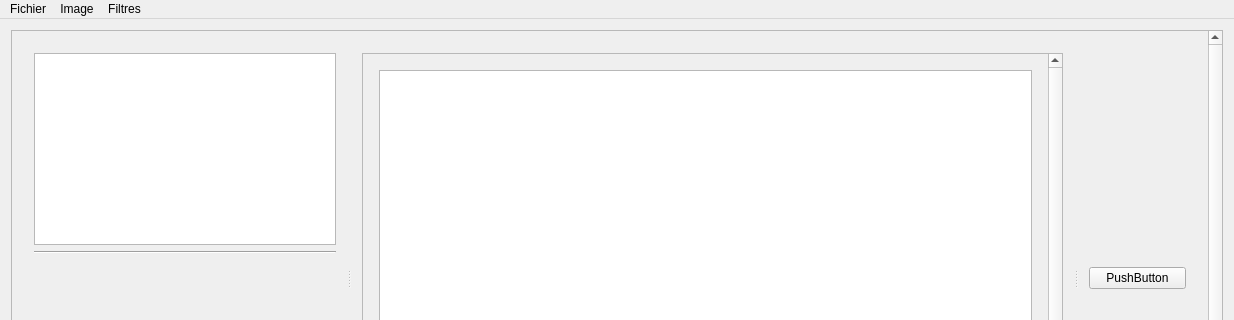
Anthiel/IHM_Qt_M1, file mainwindow.ui: the form before one commit; both pictures show x 0 to 1234 and y 0 to 320 of the 1234 by 658 pixel window.
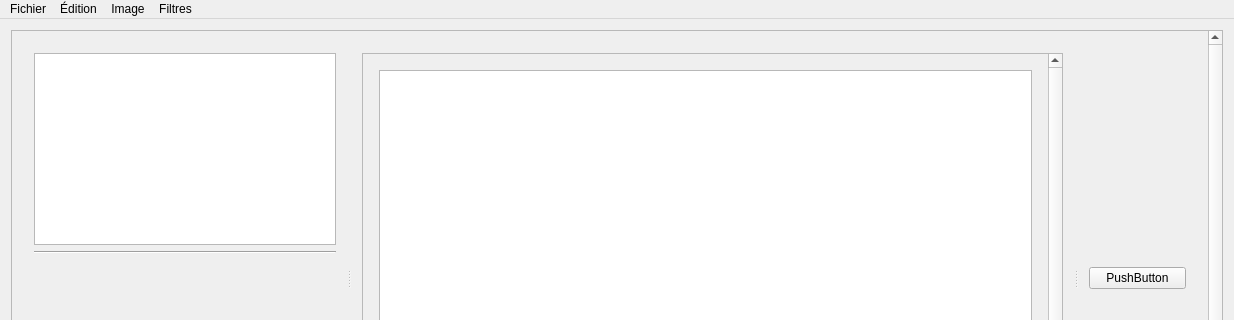
The form after the commit. Icons and pictures are not drawn. Custom widgets are drawn as their Qt base class.

```diff
--- a/mainwindow.ui
+++ b/mainwindow.ui
@@ -341,7 +341,7 @@
      <x>0</x>
      <y>0</y>
      <width>1234</width>
-     <height>22</height>
+     <height>26</height>
     </rect>
    </property>
    <widget class="QMenu" name="menuFichier">
@@ -369,7 +369,15 @@
     <addaction name="actionNoir_et_Blanc"/>
     <addaction name="actionCouleurs"/>
    </widget>
+   <widget class="QMenu" name="menuEdition">
+    <property name="title">
+     <string>Édition</string>
+    </property>
+    <addaction name="actionAnnuler"/>
+    <addaction name="actionRetablir"/>
+   </widget>
    <addaction name="menuFichier"/>
+   <addaction name="menuEdition"/>
    <addaction name="menuImage"/>
    <addaction name="menuFiltres"/>
   </widget>
```
Left out of the diff: 30 changed lines with no effect on the pictures.
